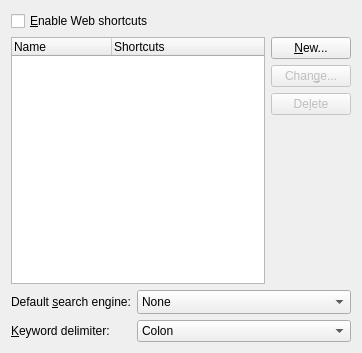
Qt form kurifilter-plugins/ikws/ikwsopts_ui.ui (KDE/kde-runtime) before a commit.
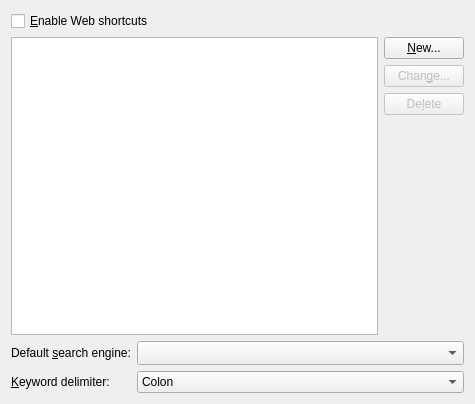
The same form after that commit. Custom widgets are drawn as their Qt base class.

Commit message: rework web shortcuts config page: -use model-view classes directly -treeview and combobox share data about providers. added engines didn't appear in combobox until restart, now this happens implicitly -rebuildKSycoca even when there were only deletions, cause otherwise deleted items will appear after config reopen

Patch:
```diff
--- a/kurifilter-plugins/ikws/ikwsopts_ui.ui
+++ b/kurifilter-plugins/ikws/ikwsopts_ui.ui
@@ -1,21 +1,21 @@
 <ui version="4.0" >
  <class>FilterOptionsUI</class>
- <widget class="QWidget" name="FilterOptionsUI" >
-  <property name="geometry" >
+ <widget class="QWidget" name="FilterOptionsUI">
+  <property name="geometry">
    <rect>
     <x>0</x>
     <y>0</y>
-    <width>362</width>
-    <height>353</height>
+    <width>475</width>
+    <height>404</height>
    </rect>
   </property>
-  <layout class="QVBoxLayout" name="verticalLayout" >
+  <layout class="QVBoxLayout" name="mainLayout">
    <item>
-    <widget class="QCheckBox" name="cbEnableShortcuts" >
-     <property name="whatsThis" >
-      <string>&lt;qt>
-Enable shortcuts that allow you to quickly search for information on the web. For example, entering the shortcut &lt;b>gg:KDE&lt;/b> will result in a search for the word &lt;b>KDE&lt;/b> on the Google(TM) search engine.
-&lt;/qt></string>
+    <widget class="QCheckBox" name="cbEnableShortcuts">
+     <property name="whatsThis">
+      <string>&lt;qt&gt;
+Enable shortcuts that allow you to quickly search for information on the web. For example, entering the shortcut &lt;b&gt;gg:KDE&lt;/b&gt; will result in a search for the word &lt;b&gt;KDE&lt;/b&gt; on the Google(TM) search engine.
+&lt;/qt&gt;</string>
      </property>
      <property name="text" >
       <string>&amp;Enable Web shortcuts</string>
@@ -23,27 +23,39 @@
     </widget>
    </item>
    <item>
-    <layout class="QHBoxLayout" name="horizontalLayout" >
+    <widget class="QFrame" name="grOpts">
+     <layout class="QGridLayout" name="gridLayout">
+      <property name="margin">
+       <number>0</number>
+      </property>
+      <item row="0" column="0">
+       <layout class="QVBoxLayout" name="verticalLayout">
      <item>
-      <widget class="QTreeWidget" name="lvSearchProviders" >
-       <property name="whatsThis" >
-        <string>List of search providers, their associated shortcuts and whether they should be listed in menus.</string>
-       </property>
-       <property name="rootIsDecorated" >
+         <widget class="QTreeView" name="lvSearchProviders">
+          <property name="rootIsDecorated">
+           <bool>false</bool>
+          </property>
+          <property name="uniformRowHeights">
+           <bool>true</bool>
+          </property>
+          <property name="itemsExpandable">
         <bool>false</bool>
        </property>
-       <column>
-        <property name="text" >
-         <string>Name</string>
-        </property>
-       </column>
-       <column>
-        <property name="text" >
-         <string>Shortcuts</string>
-        </property>
-       </column>
-      </widget>
-     </item>
+          <property name="sortingEnabled">
+           <bool>true</bool>
+          </property>
+          <property name="allColumnsShowFocus">
+           <bool>true</bool>
+          </property>
+          <property name="headerHidden">
+           <bool>false</bool>
+          </property>
+         </widget>
+        </item>
+       </layout>
+      </item>
+      <item row="0" column="1">
+       <layout class="QHBoxLayout" name="horizontalLayout">
      <item>
       <layout class="QVBoxLayout" name="verticalLayout_2" >
        <item>
@@ -99,9 +111,9 @@
      </item>
     </layout>
    </item>
-   <item>
-    <layout class="QFormLayout" name="formLayout" >
-     <property name="fieldGrowthPolicy" >
+      <item row="1" column="0" colspan="2">
+       <layout class="QFormLayout" name="formLayout">
+        <property name="fieldGrowthPolicy">
       <enum>QFormLayout::AllNonFixedFieldsGrow</enum>
      </property>
      <item row="0" column="0" >
@@ -153,17 +165,12 @@
        <property name="sizeAdjustPolicy" >
         <enum>QComboBox::AdjustToMinimumContentsLengthWithIcon</enum>
        </property>
-       <item>
-        <property name="text" >
-         <string>None</string>
-        </property>
-       </item>
-      </widget>
-     </item>
-     <item row="1" column="0" >
-      <widget class="QLabel" name="lbDelimiter" >
-       <property name="sizePolicy" >
-        <sizepolicy vsizetype="Preferred" hsizetype="Fixed" >
+         </widget>
+        </item>
+        <item row="1" column="0">
+         <widget class="QLabel" name="lbDelimiter">
+          <property name="sizePolicy">
+           <sizepolicy hsizetype="Fixed" vsizetype="Preferred">
          <horstretch>0</horstretch>
          <verstretch>0</verstretch>
         </sizepolicy>
@@ -209,7 +216,10 @@
    </item>
   </layout>
  </widget>
- <layoutdefault spacing="6" margin="11" />
+   </item>
+  </layout>
+ </widget>
+ <layoutdefault spacing="6" margin="11"/>
  <customwidgets>
   <customwidget>
    <class>KComboBox</class>
```
Left out of the diff: 105 changed lines with no effect on the pictures. Lines whose indentation alone changed are shown as unchanged. The commit also changes 3 other files.
